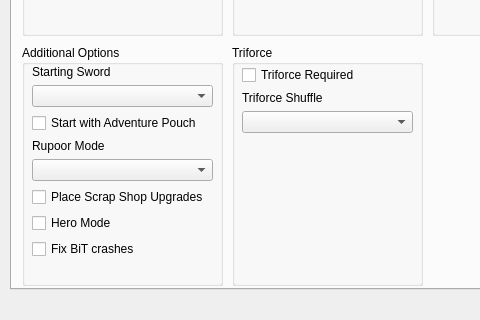
ssrando/ssrando, file gui/randogui.ui: the form before one commit; both pictures show x 0 to 480 and y 261 to 581 of the 1051 by 738 pixel window.
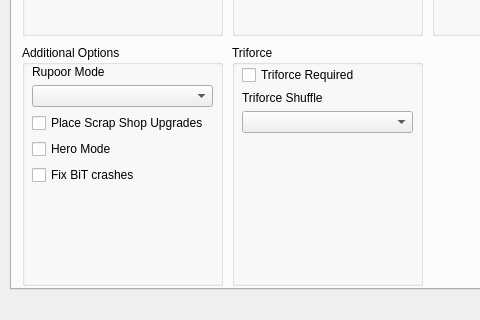
The form after the commit. The open tabs and pages were chosen to show the change.

Commit message: Add support for starting items with counters

```diff
--- a/gui/randogui.ui
+++ b/gui/randogui.ui
@@ -1318,27 +1318,6 @@
         </rect>
        </property>
        <layout class="QVBoxLayout" name="verticalLayout_15">
-        <item>
-         <layout class="QVBoxLayout" name="verticalLayout_28">
-          <item>
-           <widget class="QLabel" name="label_for_option_starting_sword">
-            <property name="text">
-             <string>Starting Sword</string>
-            </property>
-           </widget>
-          </item>
-          <item>
-           <widget class="QComboBox" name="option_starting_sword"/>
-          </item>
-         </layout>
-        </item>
-        <item>
-         <widget class="QCheckBox" name="option_start_pouch">
-          <property name="text">
-           <string>Start with Adventure Pouch</string>
-          </property>
-         </widget>
-        </item>
         <item>
          <layout class="QVBoxLayout" name="verticalLayout_16">
           <item>
@@ -1842,6 +1821,20 @@
          <property name="bottomMargin">
           <number>0</number>
          </property>
+         <item>
+          <layout class="QHBoxLayout" name="horizontalLayout_5">
+           <item>
+            <widget class="QLabel" name="label_for_option_starting_sword">
+             <property name="text">
+              <string>Starting Sword</string>
+             </property>
+            </widget>
+           </item>
+           <item>
+            <widget class="QComboBox" name="option_starting_sword"/>
+           </item>
+          </layout>
+         </item>
          <item>
           <widget class="QCheckBox" name="option_random_starting_item">
            <property name="sizePolicy">
```
The commit also changes 15 other files.
